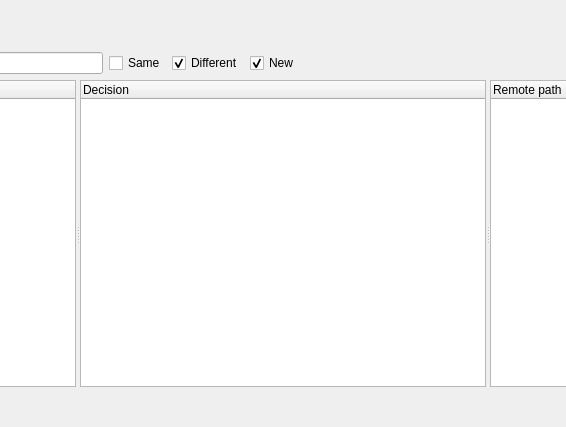
alple/MEGAsync, file src/MEGASync/sync_preview/gui/ui/SyncPreviewPairDetailDialog.ui: the form before one commit; both pictures show x 342 to 908 and y 273 to 700 of the 1250 by 700 pixel window.
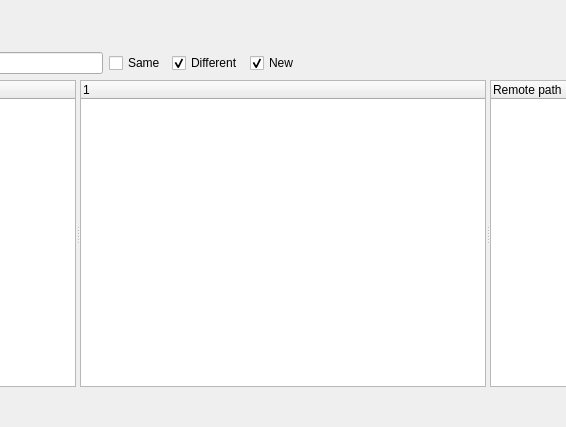
The form after the commit.

Diff of the .ui file:
```diff
--- a/src/MEGASync/sync_preview/gui/ui/SyncPreviewPairDetailDialog.ui
+++ b/src/MEGASync/sync_preview/gui/ui/SyncPreviewPairDetailDialog.ui
@@ -202,7 +202,7 @@
       </property>
       <column>
        <property name="text">
-        <string>Decision</string>
+        <string/>
        </property>
       </column>
      </widget>
```
